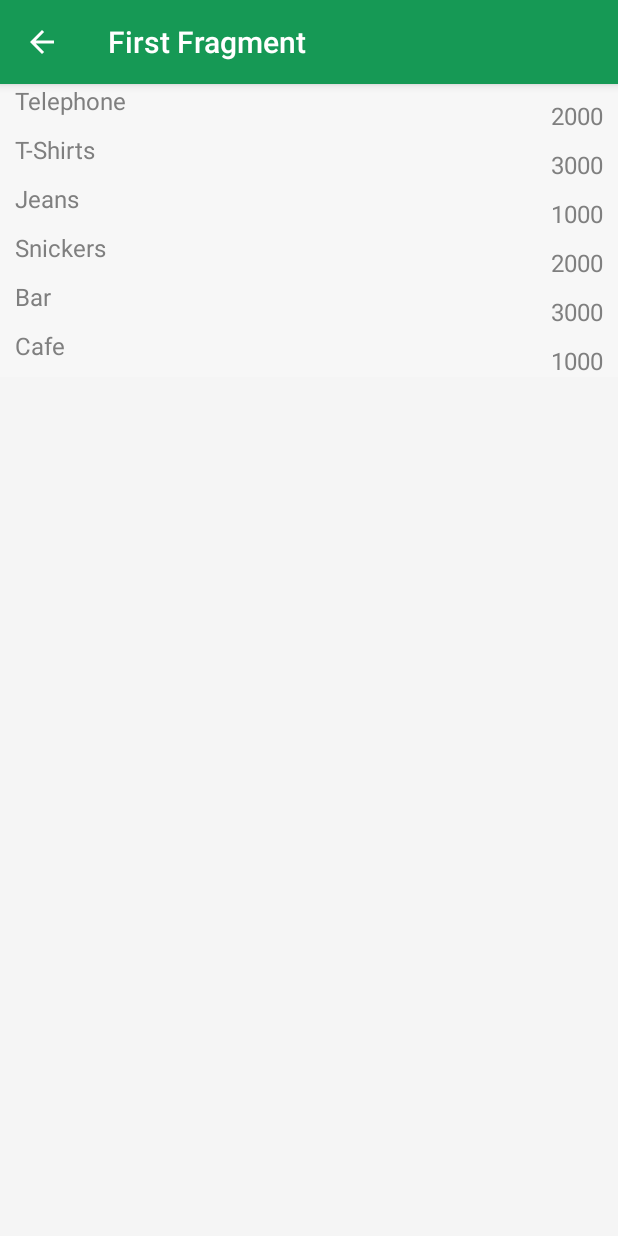
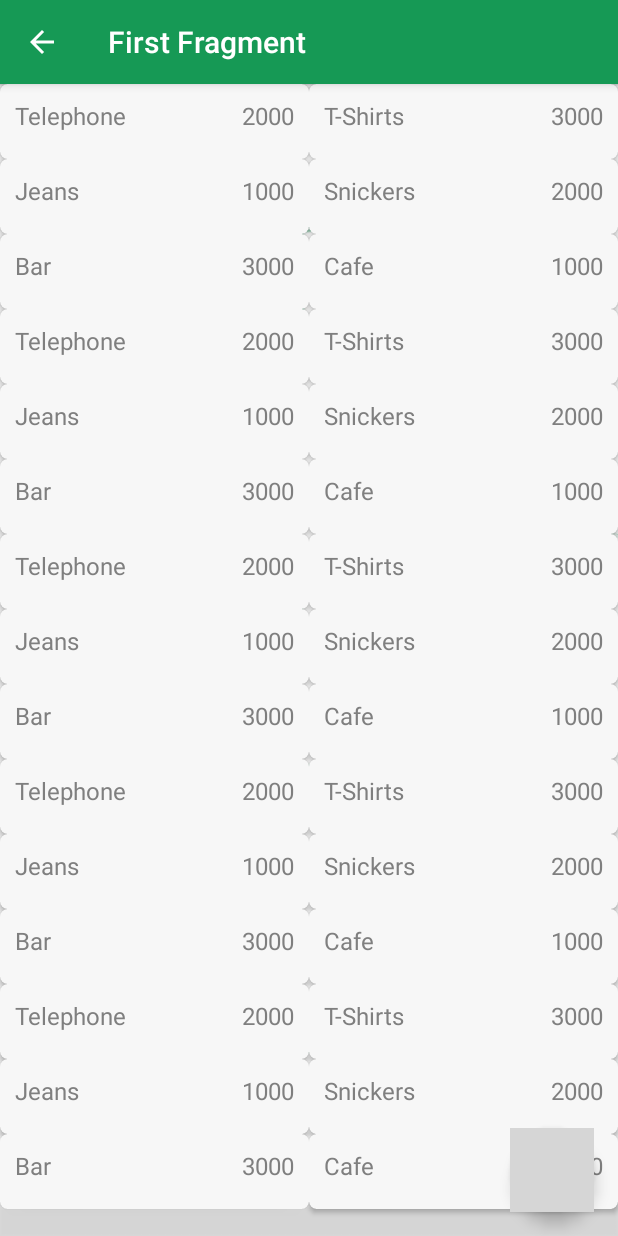
Before and after one commit to romanitalian/LoftBlogMoneyTracker, an Android app: the screen it shows after launch (MainActivity), on a phone screen of 412 x 824 dp. Run offline under Robolectric (Android 15) with nearby library versions, the phone set to English and light mode, and no system bars; grey boxes are pictures that could not be loaded.

Commit message:
material

```diff
--- a/app/src/main/java/com/loftschool/loftmoneytracker/Transactions.java
+++ b/app/src/main/java/com/loftschool/loftmoneytracker/Expense.java
@@ -3,11 +3,11 @@ package com.loftschool.loftmoneytracker;
 /**
  * Created by Andrew on 25.08.2015.
  */
-public class Transactions {
+public class Expense {
     public String title;
     public String sum;
 
-    public Transactions(String title, String sum) {
+    public Expense(String title, String sum) {
         this.title = title;
         this.sum = sum;
     }
--- a/app/src/main/java/com/loftschool/loftmoneytracker/Expenses.java
+++ /dev/null
@@ -1,43 +0,0 @@
-package com.loftschool.loftmoneytracker;
-
-import android.os.Bundle;
-import android.support.v4.app.Fragment;
-import android.view.LayoutInflater;
-import android.view.View;
-import android.view.ViewGroup;
-import android.widget.ListView;
-
-import java.util.ArrayList;
-import java.util.List;
-
-/**
- * Created by Andrew on 26.08.2015.
- */
-public class Expenses extends Fragment {
-    private ListView listView;
-    private TransactionAdapter transactionAdapter;
-    List<Transactions> data = new ArrayList<>();
-
-    @Override
-    public View onCreateView(LayoutInflater inflater, ViewGroup container, Bundle savedInstanceState) {
-        View view = inflater.inflate(R.layout.first_fragment, container, false);
-        List<Transactions> adapterData = getDataList();
-        transactionAdapter = new TransactionAdapter(getActivity(), adapterData);
-        listView = (ListView) view.findViewById(R.id.listview);
-        listView.setAdapter(transactionAdapter);
-        getActivity().setTitle("First Fragment");
-        return view;
-    }
-
-    private List<Transactions> getDataList() {
-
-        data.add(new Transactions("Telephone", "2000"));
-        data.add(new Transactions("T-Shirts", "3000"));
-        data.add(new Transactions("Jeans", "1000"));
-        data.add(new Transactions("Snickers", "2000"));
-        data.add(new Transactions("Bar", "3000"));
-        data.add(new Transactions("Cafe", "1000"));
-
-        return data;
-    }
-}
--- /dev/null
+++ b/app/src/main/java/com/loftschool/loftmoneytracker/ExpensesAdapter.java
@@ -0,0 +1,51 @@
+package com.loftschool.loftmoneytracker;
+
+import android.content.Context;
+import android.support.v7.widget.RecyclerView;
+import android.view.LayoutInflater;
+import android.view.View;
+import android.view.ViewGroup;
+import android.widget.ArrayAdapter;
+import android.widget.TextView;
+
+import java.util.List;
+
+/**
+ * Created by Andrew on 25.08.2015.
+ */
+public class ExpensesAdapter extends RecyclerView.Adapter<ExpensesAdapter.CardViewHolder> {
+    List<Expense> expenses;
+
+    public ExpensesAdapter(List<Expense> expenses) {
+        this.expenses = expenses;
+    }
+
+    @Override
+    public CardViewHolder onCreateViewHolder(ViewGroup parent, int viewType) {
+        View itemView = LayoutInflater.from(parent.getContext()).inflate(R.layout.list_item, parent, false);
+        return new CardViewHolder(itemView);
+    }
+
+    @Override
+    public void onBindViewHolder(CardViewHolder holder, int position) {
+        Expense expense = expenses.get(position);
+        holder.name.setText(expense.title);
+        holder.sum.setText(expense.sum);
+    }
+
+    @Override
+    public int getItemCount() {
+        return expenses.size();
+    }
+
+    public class CardViewHolder extends RecyclerView.ViewHolder {
+        protected TextView name;
+        protected TextView sum;
+
+        public CardViewHolder(View itemView) {
+            super(itemView);
+            name = (TextView) itemView.findViewById(R.id.text_name);
+            sum = (TextView) itemView.findViewById(R.id.text_sum);
+        }
+    }
+}
--- a/app/src/main/java/com/loftschool/loftmoneytracker/ExpensesFragment.java
+++ b/app/src/main/java/com/loftschool/loftmoneytracker/ExpensesFragment.java
@@ -1,7 +1,11 @@
 package com.loftschool.loftmoneytracker;
 
 import android.os.Bundle;
+import android.support.design.widget.FloatingActionButton;
+import android.support.design.widget.Snackbar;
 import android.support.v4.app.Fragment;
+import android.support.v7.widget.GridLayoutManager;
+import android.support.v7.widget.RecyclerView;
 import android.view.LayoutInflater;
 import android.view.View;
 import android.view.ViewGroup;
@@ -14,29 +18,66 @@ import java.util.List;
  * Created by Andrew on 26.08.2015.
  */
 public class ExpensesFragment extends Fragment {
-    private ListView listView;
-    private TransactionAdapter transactionAdapter;
-    List<Transactions> data = new ArrayList<>();
+    private ExpensesAdapter expensesAdapter;
+    private FloatingActionButton floatingActionButton;
+    List<Expense> data = new ArrayList<>();
+    private RecyclerView recyclerView;
 
     @Override
     public View onCreateView(LayoutInflater inflater, ViewGroup container, Bundle savedInstanceState) {
         View view = inflater.inflate(R.layout.expenses_fragment, container, false);
-        List<Transactions> adapterData = getDataList();
-        transactionAdapter = new TransactionAdapter(getActivity(), adapterData);
-        listView = (ListView) view.findViewById(R.id.listview);
-        listView.setAdapter(transactionAdapter);
+        List<Expense> adapterData = getDataList();
+        expensesAdapter = new ExpensesAdapter(adapterData);
+        floatingActionButton = (FloatingActionButton) view.findViewById(R.id.fab);
+        recyclerView = (RecyclerView) view.findViewById(R.id.recycler_view_content);
+        recyclerView.setHasFixedSize(true);
+        GridLayoutManager gridLayoutManager = new GridLayoutManager(getActivity(), 2);
+        gridLayoutManager.setOrientation(GridLayoutManager.VERTICAL);
+        recyclerView.setLayoutManager(gridLayoutManager);
+
+        recyclerView.setAdapter(expensesAdapter);
         getActivity().setTitle("First Fragment");
+        floatingActionButton.setOnClickListener(new View.OnClickListener() {
+            @Override
+            public void onClick(View v) {
+                Snackbar.make(recyclerView, " pressed", Snackbar.LENGTH_SHORT).show();
+            }
+        });
         return view;
     }
 
-    private List<Transactions> getDataList() {
+    private List<Expense> getDataList() {
 
-        data.add(new Transactions("Telephone", "2000"));
-        data.add(new Transactions("T-Shirts", "3000"));
-        data.add(new Transactions("Jeans", "1000"));
-        data.add(new Transactions("Snickers", "2000"));
-        data.add(new Transactions("Bar", "3000"));
-        data.add(new Transactions("Cafe", "1000"));
+        data.add(new Expense("Telephone", "2000"));
+        data.add(new Expense("T-Shirts", "3000"));
+        data.add(new Expense("Jeans", "1000"));
+        data.add(new Expense("Snickers", "2000"));
+        data.add(new Expense("Bar", "3000"));
+        data.add(new Expense("Cafe", "1000"));
+        data.add(new Expense("Telephone", "2000"));
+        data.add(new Expense("T-Shirts", "3000"));
+        data.add(new Expense("Jeans", "1000"));
+        data.add(new Expense("Snickers", "2000"));
+        data.add(new Expense("Bar", "3000"));
+        data.add(new Expense("Cafe", "1000"));
+        data.add(new Expense("Telephone", "2000"));
+        data.add(new Expense("T-Shirts", "3000"));
+        data.add(new Expense("Jeans", "1000"));
+        data.add(new Expense("Snickers", "2000"));
+        data.add(new Expense("Bar", "3000"));
+        data.add(new Expense("Cafe", "1000"));
+        data.add(new Expense("Telephone", "2000"));
+        data.add(new Expense("T-Shirts", "3000"));
+        data.add(new Expense("Jeans", "1000"));
+        data.add(new Expense("Snickers", "2000"));
+        data.add(new Expense("Bar", "3000"));
+        data.add(new Expense("Cafe", "1000"));
+        data.add(new Expense("Telephone", "2000"));
+        data.add(new Expense("T-Shirts", "3000"));
+        data.add(new Expense("Jeans", "1000"));
+        data.add(new Expense("Snickers", "2000"));
+        data.add(new Expense("Bar", "3000"));
+        data.add(new Expense("Cafe", "1000"));
 
         return data;
     }
--- a/app/src/main/java/com/loftschool/loftmoneytracker/MainActivity.java
+++ b/app/src/main/java/com/loftschool/loftmoneytracker/MainActivity.java
@@ -66,7 +66,8 @@ public class MainActivity extends AppCompatActivity {
         if (menuItem.getTitle() == getString(R.string.nav_drawer_expenses)) {
             ft.replace(R.id.frame_container, new ExpensesFragment())
                     .commit();
-        } if (menuItem.getTitle() == getString(R.string.nav_drawer_categories)) {
+        }
+        if (menuItem.getTitle() == getString(R.string.nav_drawer_categories)) {
             ft.replace(R.id.frame_container, new CategoriesFragment())
                     .commit();
         }
--- /dev/null
+++ b/app/src/main/java/com/loftschool/loftmoneytracker/ScrollFABBehaviour.java
@@ -0,0 +1,34 @@
+package com.loftschool.loftmoneytracker;
+
+import android.content.Context;
+import android.support.design.widget.CoordinatorLayout;
+import android.support.design.widget.FloatingActionButton;
+import android.support.v4.view.ViewCompat;
+import android.util.AttributeSet;
+import android.view.View;
+
+/**
+ * Created by Andrew on 31.08.2015.
+ */
+public class ScrollFABBehaviour extends FloatingActionButton.Behavior {
+
+    public ScrollFABBehaviour(Context context, AttributeSet attrs) {
+        super();
+    }
+
+    @Override
+    public boolean onStartNestedScroll(CoordinatorLayout coordinatorLayout, FloatingActionButton child, View directTargetChild, View target, int nestedScrollAxes) {
+        return nestedScrollAxes == ViewCompat.SCROLL_AXIS_VERTICAL || super.onStartNestedScroll(coordinatorLayout, child, directTargetChild, target, nestedScrollAxes);
+    }
+
+    @Override
+    public void onNestedScroll(CoordinatorLayout coordinatorLayout, FloatingActionButton child, View target, int dxConsumed, int dyConsumed, int dxUnconsumed, int dyUnconsumed) {
+        super.onNestedScroll(coordinatorLayout, child, target, dxConsumed, dyConsumed, dxUnconsumed, dyUnconsumed);
+
+        if (dyConsumed > 0 && child.getVisibility() == View.VISIBLE) {
+            child.hide();
+        } else if (dyConsumed < 0 && child.getVisibility() != View.VISIBLE) {
+            child.show();
+        }
+    }
+}
--- a/app/src/main/java/com/loftschool/loftmoneytracker/TransactionAdapter.java
+++ /dev/null
@@ -1,42 +0,0 @@
-package com.loftschool.loftmoneytracker;
-
-import android.content.Context;
-import android.view.LayoutInflater;
-import android.view.View;
-import android.view.ViewGroup;
-import android.widget.ArrayAdapter;
-import android.widget.TextView;
-
-import java.util.List;
-
-/**
- * Created by Andrew on 25.08.2015.
- */
-public class TransactionAdapter extends ArrayAdapter<Transactions> {
-    List<Transactions> transactions;
-
-    public TransactionAdapter(Context context, List<Transactions> transactions) {
-        super(context, 0, transactions);
-        this.transactions = transactions;
-    }
-
-
-    @Override
-    public View getView(int position, View convertView, ViewGroup parent) {
-        // Get the data item for this position
-        Transactions transaction = getItem(position);
-
-        // Check if an existing view is being reused, otherwise inflate the view
-        if (convertView == null) {
-            convertView = LayoutInflater.from(getContext()).inflate(R.layout.list_item, parent, false);
-        }
-        // Lookup view for data population
-        TextView tvName = (TextView) convertView.findViewById(R.id.text_name);
-        TextView tvSum = (TextView) convertView.findViewById(R.id.text_sum);
-        // Populate the data into the template view using the data object
-
-        tvName.setText(transaction.title);
-        tvSum.setText(transaction.sum);
-        return convertView;
-    }
-}
--- a/app/src/main/res/layout/expenses_fragment.xml
+++ b/app/src/main/res/layout/expenses_fragment.xml
@@ -1,18 +1,21 @@
 <?xml version="1.0" encoding="utf-8"?>
-<RelativeLayout xmlns:android="http://schemas.android.com/apk/res/android"
+<android.support.design.widget.CoordinatorLayout xmlns:android="http://schemas.android.com/apk/res/android"
+    xmlns:app="http://schemas.android.com/apk/res-auto"
+    android:id="@+id/main_content"
     style="@style/Container.Background">
 
-    <LinearLayout
+    <android.support.v7.widget.RecyclerView
+        android:id="@+id/recycler_view_content"
         android:layout_width="match_parent"
+        android:layout_height="match_parent" />
+
+    <android.support.design.widget.FloatingActionButton
+        android:id="@+id/fab"
+        android:layout_width="wrap_content"
         android:layout_height="wrap_content"
-        android:background="#F7F7F7">
-
-        <ListView
-            android:id="@+id/listview"
-            android:layout_width="match_parent"
-            android:layout_height="match_parent"
-            android:divider="@android:color/transparent"
-            android:dividerHeight="@dimen/dividerHeight" />
-
-    </LinearLayout>
-</RelativeLayout>
+        android:layout_margin="16dp"
+        android:src="@drawable/abc_btn_rating_star_on_mtrl_alpha"
+        app:layout_anchor="@id/recycler_view_content"
+        app:layout_anchorGravity="bottom|right|end"
+        app:layout_behavior="com.loftschool.loftmoneytracker.ScrollFABBehaviour" />
+</android.support.design.widget.CoordinatorLayout>
--- a/app/src/main/res/layout/list_item.xml
+++ b/app/src/main/res/layout/list_item.xml
@@ -1,33 +1,35 @@
 <?xml version="1.0" encoding="utf-8"?>
-<RelativeLayout xmlns:android="http://schemas.android.com/apk/res/android"
-    style="@style/Container">
+<android.support.v7.widget.CardView xmlns:android="http://schemas.android.com/apk/res/android"
+    xmlns:card_view="http://schemas.android.com/apk/res-auto"
+    android:id="@+id/card_view"
+    android:layout_width="match_parent"
+    android:layout_height="50dp"
+    card_view:cardBackgroundColor="@color/background"
+    card_view:cardCornerRadius="5dp">
 
-    <LinearLayout
+    <RelativeLayout
         android:layout_width="match_parent"
-        android:layout_height="wrap_content"
-        android:background="@android:color/transparent"
-        android:orientation="vertical">
+        android:layout_height="match_parent">
 
         <TextView
             android:id="@+id/text_name"
-            android:layout_width="match_parent"
+            android:layout_width="wrap_content"
             android:layout_height="wrap_content"
+            android:layout_alignParentLeft="true"
+            android:layout_margin="10dp"
             android:layout_marginLeft="10dp"
             android:text="@string/title"
             android:textColor="#7F7F7F"
             android:textSize="@dimen/medium_size" />
 
-    </LinearLayout>
-
         <TextView
             android:id="@+id/text_sum"
             android:layout_width="wrap_content"
-        android:layout_height="match_parent"
+            android:layout_height="wrap_content"
             android:layout_alignParentRight="true"
-        android:layout_marginRight="10dp"
-        android:layout_marginTop="10dp"
+            android:layout_margin="10dp"
             android:text="@string/sum"
             android:textColor="#7F7F7F"
             android:textSize="@dimen/medium_size" />
-
     </RelativeLayout>
+</android.support.v7.widget.CardView>
--- a/app/src/main/res/values/colors.xml
+++ b/app/src/main/res/values/colors.xml
@@ -1,4 +1,6 @@
 <?xml version="1.0" encoding="utf-8"?>
 <resources>
     <color name="primary">#169955</color>
+    <color name="background">#F7F7F7</color>
+    <color name="buttonAccent">#E91E63</color>
 </resources>
--- a/app/src/main/res/values/styles.xml
+++ b/app/src/main/res/values/styles.xml
@@ -4,6 +4,8 @@
     <style name="AppTheme" parent="Theme.AppCompat.Light.NoActionBar">
         <!-- Customize your theme here. -->
         <item name="colorPrimary">@color/primary</item>
+        <item name="colorPrimaryDark">@color/primary</item>
+        <item name="colorAccent">@color/buttonAccent</item>
     </style>
 
     <style name="Container">
@@ -14,7 +16,11 @@
     </style>
 
     <style name="Container.Background">
-        <item name="android:background">@color/primary_material_light</item>
+        <item name="android:background">@drawable/android_app_back_main</item>
+    </style>
+
+    <style name="Container.BackgroundDark">
+        <item name="android:background">@drawable/android_app_back</item>
     </style>
 
 </resources>
```
Also changed, not shown: app/build.gradle (+5 -2 lines), app/src/main/res/drawable-hdpi/android_app_back_main.png (added), app/src/main/res/drawable-ldpi/android_app_back_main.png (added), app/src/main/res/drawable-mdpi/android_app_back_main.png (added), app/src/main/res/drawable-xhdpi/android_app_back_main.png (added), app/src/main/res/drawable-xxhdpi/android_app_back_main.png (added), app/src/main/res/drawable-xxxhdpi/android_app_back_main.png (added). Lines whose indentation alone changed are shown as unchanged.
